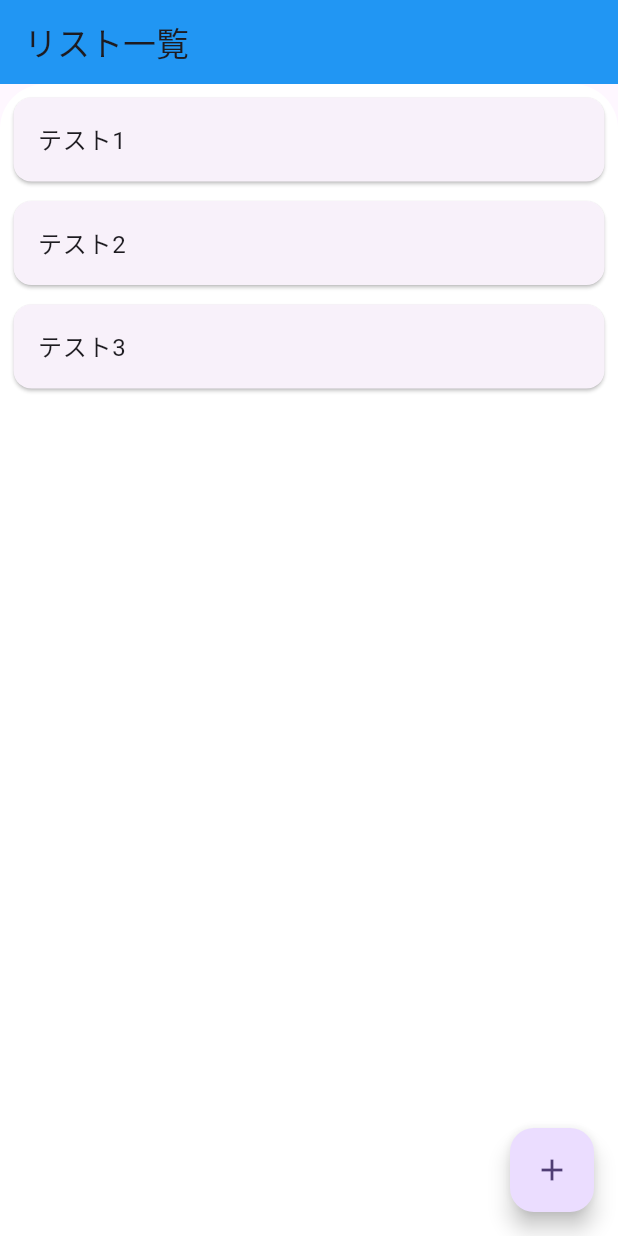
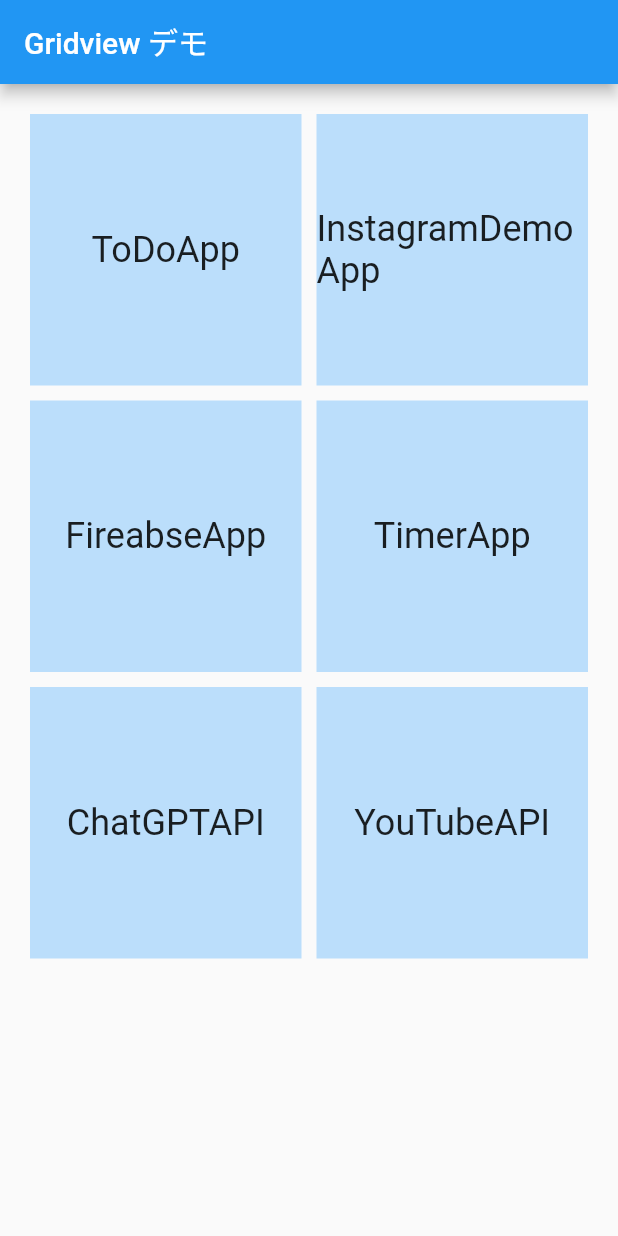
Before and after one commit to SK3620/first_flutter_test, a Flutter app: the screen it shows after launch, on a phone screen of 412 x 824 dp. Run offline on Flutter 3.47's test engine with Material 2 defaults, Android fonts, the phone set to English and light mode, and no system bars; drawn by our look-alikes of flutter_slidable.

Commit message:
GridViewを使ってみました

```diff
--- a/lib/first_page.dart
+++ b/lib/first_page.dart
@@ -2,6 +2,46 @@ import 'package:flutter/gestures.dart';
 import 'package:flutter/material.dart';
 import 'second_page.dart';
 import 'package:flutter_slidable/flutter_slidable.dart';
+
+class GridViewDemo extends StatelessWidget {
+
+  final List<String> texts = [
+    'ToDoApp', 'InstagramDemoApp', 'FireabseApp', 'TimerApp', 'ChatGPTAPI', 'YouTubeAPI'
+  ];
+
+  @override
+  Widget build(BuildContext context) {
+    return MaterialApp(
+      home: Scaffold(
+        appBar: AppBar(title: Text('Gridview デモ'),
+        ),
+        body: GridView.builder(
+          padding: const EdgeInsets.all(20), //4辺すべて同じ値の余白
+          itemCount: texts.length, //要素の数　表示するデータ数の最大値（texts　listの最大値）
+          // GridViewを設定する引数を指定
+          gridDelegate: SliverGridDelegateWithFixedCrossAxisCount(
+            crossAxisSpacing: 10,     //ボックス左右間のスペース
+            mainAxisSpacing: 10,      //ボックス上下間のスペース
+            crossAxisCount: 2,        //ボックスを横に並べる数
+          ),
+          //指定した要素の数分を生成
+          itemBuilder: (BuildContext context, int index) {
+            // Widget型をreturnする
+            return Container(
+              color: Colors.blue.shade100,
+              child: Center(child: Text(this.texts[index],
+                style: TextStyle(fontSize: 24,),
+              )),
+            );
+          },
+        ),
+      ),
+    );
+  }
+}
+
+
+
 
 class ToDoListPage extends StatefulWidget {
 
--- a/lib/main.dart
+++ b/lib/main.dart
@@ -1,6 +1,5 @@
 import 'package:flutter/material.dart';
 import 'first_page.dart';
-
 
 void main() {
   runApp(const MyApp());
@@ -15,7 +14,7 @@ class MyApp extends StatelessWidget {
     return MaterialApp(//アプリの土台
       title: 'Flutter Demo',
       debugShowCheckedModeBanner: false,
-      home: ToDoListPage(),
+      home: GridViewDemo(),
       theme: ThemeData(
         colorScheme: ColorScheme.fromSeed(seedColor: Colors.deepPurple),
         useMaterial3: true,
```
Also changed, not shown: lib/zero_page.dart (added).
